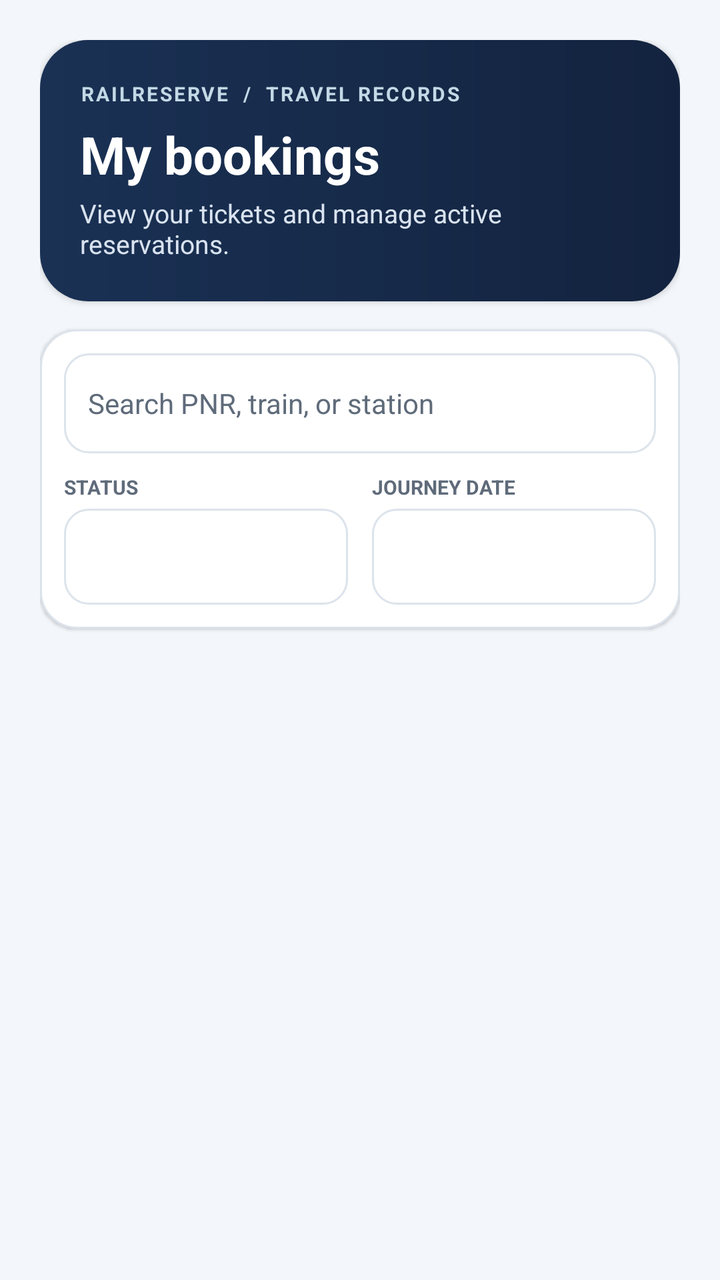
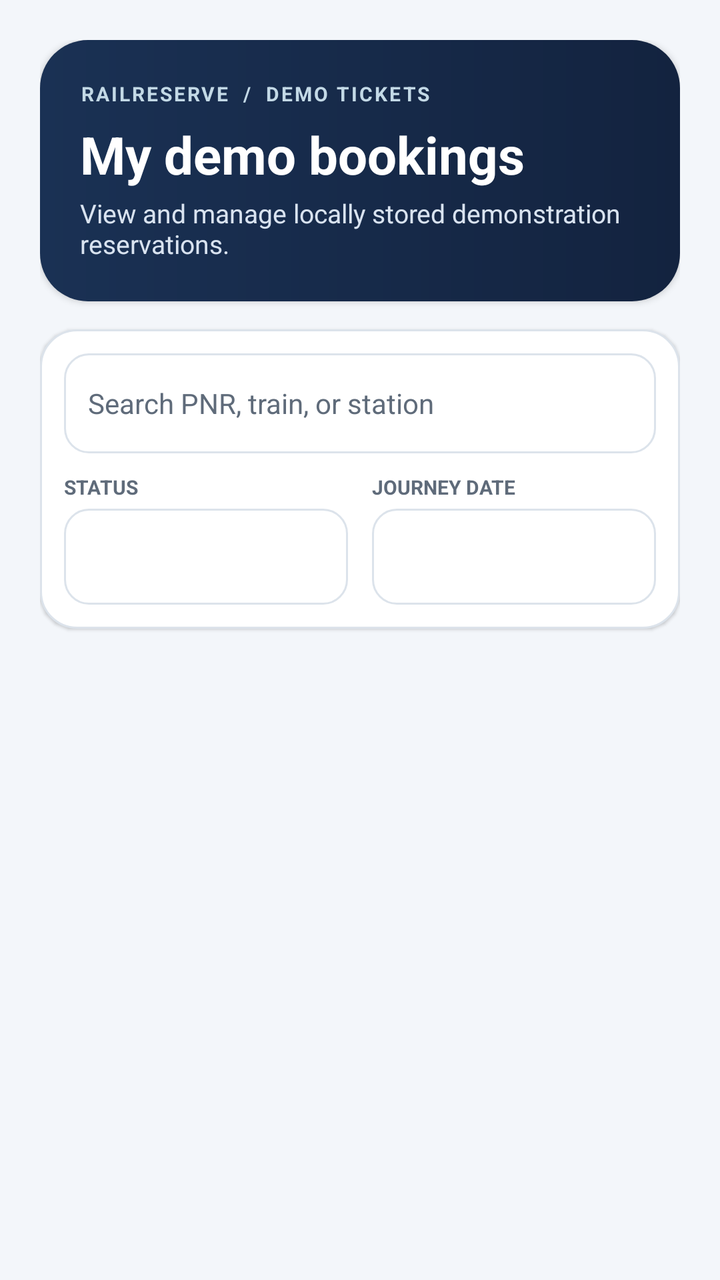

Two renders of the same Android screen: before a commit and after it. Below are the layout's source before the change and the commit's diff.
<!-- AndroidManifest.xml: application theme Theme.MyApplication -->
<!-- res/layout/activity_my_bookings.xml -->
<?xml version="1.0" encoding="utf-8"?>
<LinearLayout xmlns:android="http://schemas.android.com/apk/res/android"
    android:id="@+id/bookingsRoot"
    android:layout_width="match_parent"
    android:layout_height="match_parent"
    android:background="@color/surface_soft"
    android:orientation="vertical"
    android:padding="20dp">

    <LinearLayout
        android:layout_width="match_parent"
        android:layout_height="wrap_content"
        android:background="@drawable/hero_background"
        android:elevation="2dp"
        android:orientation="vertical"
        android:padding="20dp">
        <TextView
            android:layout_width="wrap_content"
            android:layout_height="wrap_content"
            android:text="RAILRESERVE  /  TRAVEL RECORDS"
            android:textColor="#C3D9E6"
            android:textSize="10sp"
            android:textStyle="bold"
            android:letterSpacing="0.1" />
        <TextView
            android:layout_width="match_parent"
            android:layout_height="wrap_content"
            android:layout_marginTop="6dp"
            android:text="My bookings"
            android:textColor="@color/white"
            android:textSize="26sp"
            android:textStyle="bold" />
        <TextView
            android:layout_width="match_parent"
            android:layout_height="wrap_content"
            android:layout_marginTop="3dp"
            android:text="View your tickets and manage active reservations."
            android:textColor="#D9E3F0"
            android:textSize="13sp" />
    </LinearLayout>

    <ProgressBar
        android:id="@+id/bookingsProgress"
        android:layout_width="wrap_content"
        android:layout_height="wrap_content"
        android:layout_gravity="center_horizontal"
        android:layout_marginTop="18dp"
        android:visibility="gone" />

    <LinearLayout
        android:layout_width="match_parent"
        android:layout_height="wrap_content"
        android:layout_marginTop="14dp"
        android:background="@drawable/card_background"
        android:elevation="1dp"
        android:orientation="vertical"
        android:padding="12dp">

        <EditText
            android:id="@+id/bookingSearchInput"
            android:layout_width="match_parent"
            android:layout_height="50dp"
            android:background="@drawable/booking_input_background"
            android:hint="Search PNR, train, or station"
            android:imeOptions="actionSearch"
            android:inputType="text"
            android:paddingStart="12dp"
            android:paddingEnd="12dp"
            android:singleLine="true"
            android:textColor="@color/ink"
            android:textColorHint="@color/muted"
            android:textSize="14sp" />

        <LinearLayout
            android:layout_width="match_parent"
            android:layout_height="wrap_content"
            android:layout_marginTop="10dp"
            android:orientation="horizontal">

            <LinearLayout
                android:layout_width="0dp"
                android:layout_height="wrap_content"
                android:layout_marginEnd="6dp"
                android:layout_weight="1"
                android:orientation="vertical">

                <TextView
                    android:layout_width="wrap_content"
                    android:layout_height="wrap_content"
                    android:layout_marginBottom="4dp"
                    android:text="STATUS"
                    android:textColor="@color/muted"
                    android:textSize="10sp"
                    android:textStyle="bold" />

                <Spinner
                    android:id="@+id/bookingStatusSpinner"
                    android:layout_width="match_parent"
                    android:layout_height="48dp"
                    android:background="@drawable/booking_input_background"
                    android:paddingStart="6dp"
                    android:paddingEnd="6dp"
                    android:spinnerMode="dropdown" />
            </LinearLayout>

            <LinearLayout
                android:layout_width="0dp"
                android:layout_height="wrap_content"
                android:layout_marginStart="6dp"
                android:layout_weight="1"
                android:orientation="vertical">

                <TextView
                    android:layout_width="wrap_content"
                    android:layout_height="wrap_content"
                    android:layout_marginBottom="4dp"
                    android:text="JOURNEY DATE"
                    android:textColor="@color/muted"
                    android:textSize="10sp"
                    android:textStyle="bold" />

                <Spinner
                    android:id="@+id/bookingSortSpinner"
                    android:layout_width="match_parent"
                    android:layout_height="48dp"
                    android:background="@drawable/booking_input_background"
                    android:paddingStart="6dp"
                    android:paddingEnd="6dp"
                    android:spinnerMode="dropdown" />
            </LinearLayout>
        </LinearLayout>
    </LinearLayout>

    <TextView
        android:id="@+id/bookingsStatus"
        android:layout_width="match_parent"
        android:layout_height="wrap_content"
        android:layout_marginTop="18dp"
        android:background="@drawable/card_background"
        android:gravity="center"
        android:minHeight="130dp"
        android:padding="22dp"
        android:textColor="@color/muted"
        android:textSize="15sp"
        android:visibility="gone" />

    <Button
        android:id="@+id/emptySearchButton"
        android:layout_width="match_parent"
        android:layout_height="52dp"
        android:layout_marginTop="10dp"
        android:background="@drawable/button_primary"
        android:minHeight="48dp"
        android:text="Search trains"
        android:textAllCaps="false"
        android:textColor="@color/white"
        android:textStyle="bold"
        android:visibility="gone" />

    <ListView
        android:id="@+id/bookingsList"
        android:layout_width="match_parent"
        android:layout_height="0dp"
        android:layout_marginTop="14dp"
        android:layout_weight="1"
        android:clipToPadding="false"
        android:divider="@android:color/transparent"
        android:dividerHeight="12dp"
        android:paddingBottom="12dp" />
</LinearLayout>
<!-- resources referenced by this layout -->
<resources>
  <color name="ink">#14213D</color>
  <color name="muted">#5F6B7A</color>
  <color name="surface_soft">#F3F6FA</color>
  <color name="white">#FFFFFFFF</color>
  <!-- drawable booking_input_background (drawable) -->
  <?xml version="1.0" encoding="utf-8"?>
  <selector xmlns:android="http://schemas.android.com/apk/res/android">
      <item android:state_focused="true">
          <shape>
              <solid android:color="@color/surface" />
              <stroke android:width="2dp" android:color="@color/brand" />
              <corners android:radius="12dp" />
          </shape>
      </item>
      <item>
          <shape>
              <solid android:color="@color/surface" />
              <stroke android:width="1dp" android:color="@color/border" />
              <corners android:radius="12dp" />
          </shape>
      </item>
  </selector>
  <!-- drawable button_primary (drawable) -->
  <?xml version="1.0" encoding="utf-8"?>
  <ripple xmlns:android="http://schemas.android.com/apk/res/android" android:color="#40FFFFFF">
      <item>
          <selector>
              <item android:state_enabled="false">
                  <shape><solid android:color="#9CBFBC"/><corners android:radius="14dp"/></shape>
              </item>
              <item>
                  <shape><solid android:color="@color/brand"/><corners android:radius="14dp"/></shape>
              </item>
          </selector>
      </item>
  </ripple>
  <!-- drawable card_background (drawable) -->
  <?xml version="1.0" encoding="utf-8"?>
  <shape xmlns:android="http://schemas.android.com/apk/res/android"><solid android:color="@color/surface"/><stroke android:width="1dp" android:color="@color/border"/><corners android:radius="18dp"/></shape>
  <!-- drawable hero_background (drawable) -->
  <?xml version="1.0" encoding="utf-8"?>
  <shape xmlns:android="http://schemas.android.com/apk/res/android" android:shape="rectangle">
      <gradient android:angle="0" android:startColor="#1A3154" android:endColor="@color/navy" />
      <corners android:radius="24dp" />
  </shape>
  <style name="Theme.MyApplication" parent="Base.Theme.MyApplication" />
  <color name="surface">#FFFFFFFF</color>
  <color name="brand">#0F766E</color>
  <color name="border">#DCE3EB</color>
  <color name="navy">#13233F</color>
  <style name="Base.Theme.MyApplication" parent="Theme.Material3.Light.NoActionBar">
          <item name="colorPrimary">@color/brand</item>
          <item name="colorOnPrimary">@color/white</item>
          <item name="colorSecondary">@color/navy</item>
          <item name="colorOnSecondary">@color/white</item>
          <item name="android:colorAccent">@color/brand</item>
      </style>
</resources>

<!-- the commit's change to res/layout/activity_my_bookings.xml (unified diff, before → after) -->
@@ -17,7 +17,7 @@
         <TextView
             android:layout_width="wrap_content"
             android:layout_height="wrap_content"
-            android:text="RAILRESERVE  /  TRAVEL RECORDS"
+            android:text="RAILRESERVE  /  DEMO TICKETS"
             android:textColor="#C3D9E6"
             android:textSize="10sp"
             android:textStyle="bold"
@@ -26,7 +26,7 @@
             android:layout_width="match_parent"
             android:layout_height="wrap_content"
             android:layout_marginTop="6dp"
-            android:text="My bookings"
+            android:text="@string/my_demo_bookings_title"
             android:textColor="@color/white"
             android:textSize="26sp"
             android:textStyle="bold" />
@@ -34,7 +34,7 @@
             android:layout_width="match_parent"
             android:layout_height="wrap_content"
             android:layout_marginTop="3dp"
-            android:text="View your tickets and manage active reservations."
+            android:text="@string/my_demo_bookings_description"
             android:textColor="#D9E3F0"
             android:textSize="13sp" />
     </LinearLayout>
@@ -151,7 +151,7 @@
         android:layout_marginTop="10dp"
         android:background="@drawable/button_primary"
         android:minHeight="48dp"
-        android:text="Search trains"
+        android:text="@string/return_to_tickets"
         android:textAllCaps="false"
         android:textColor="@color/white"
         android:textStyle="bold"
<!-- resource entries referenced after the edit -->
@@ -45,6 +45,9 @@
       <gradient android:angle="0" android:startColor="#1A3154" android:endColor="@color/navy" />
       <corners android:radius="24dp" />
   </shape>
+  <string name="my_demo_bookings_description">View and manage locally stored demonstration reservations.</string>
+  <string name="my_demo_bookings_title">My demo bookings</string>
+  <string name="return_to_tickets">Back to Tickets</string>
   <style name="Theme.MyApplication" parent="Base.Theme.MyApplication" />
   <color name="surface">#FFFFFFFF</color>
   <color name="brand">#0F766E</color>
